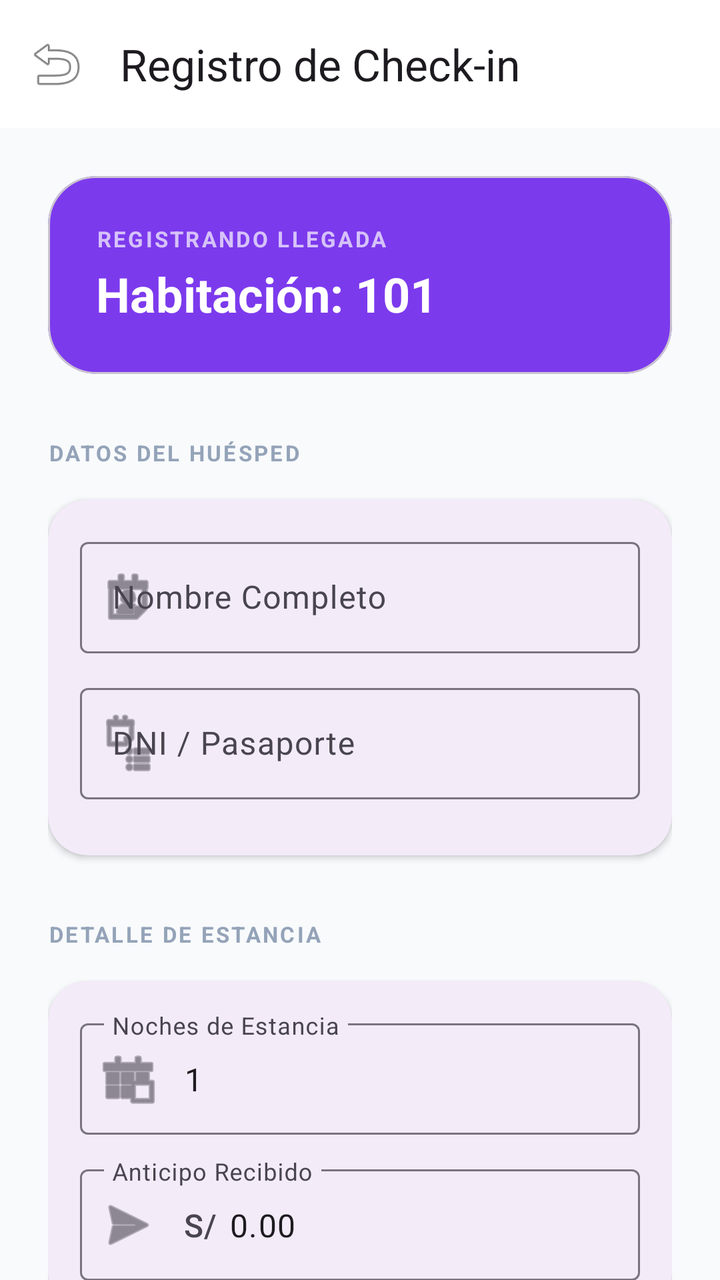
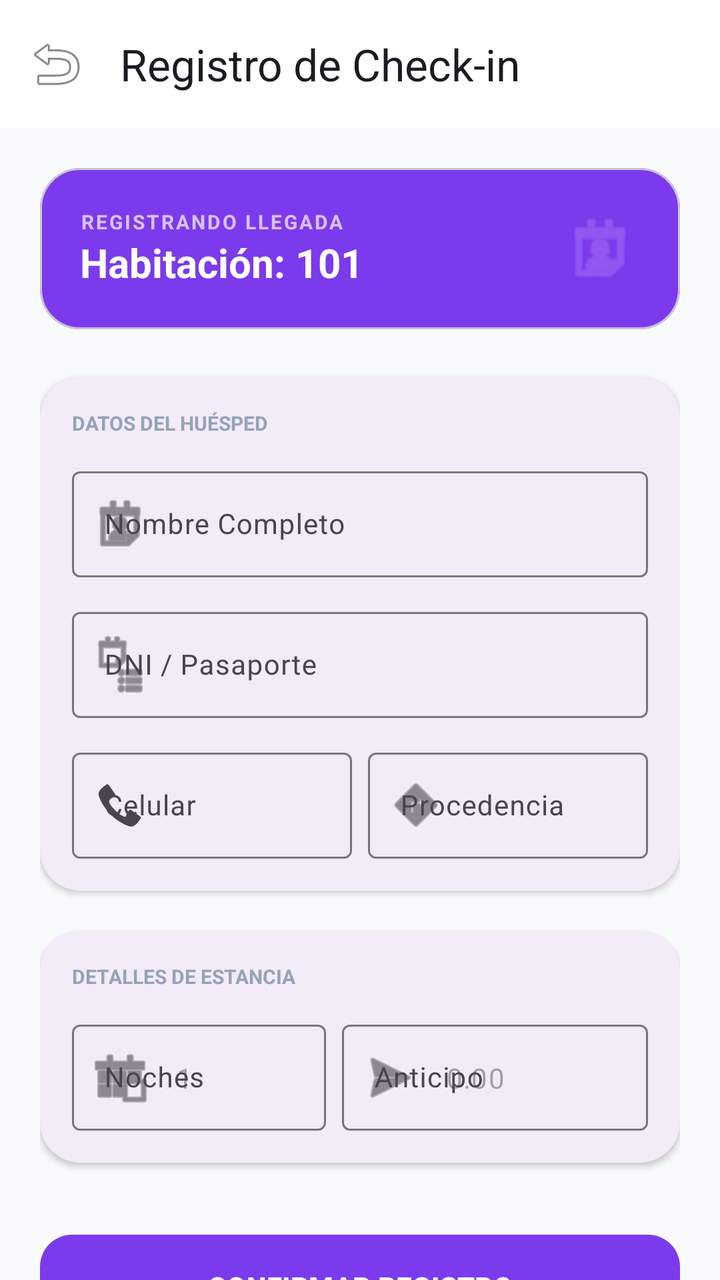

Screens rendered from an Android XML layout before and after an edit, with the pre-edit source and the edit as a unified diff.
<!-- AndroidManifest.xml: application theme Theme.Naxor -->
<!-- res/layout/activity_hotel_checkin.xml -->
<?xml version="1.0" encoding="utf-8"?>
<androidx.coordinatorlayout.widget.CoordinatorLayout xmlns:android="http://schemas.android.com/apk/res/android"
    xmlns:app="http://schemas.android.com/apk/res-auto"
    android:layout_width="match_parent"
    android:layout_height="match_parent"
    android:background="@color/slate_50">

    <com.google.android.material.appbar.AppBarLayout
        android:layout_width="match_parent"
        android:layout_height="wrap_content"
        android:background="@color/white">
        <com.google.android.material.appbar.MaterialToolbar
            android:id="@+id/toolbarCheckIn"
            android:layout_width="match_parent"
            android:layout_height="?attr/actionBarSize"
            app:title="Registro de Check-in"
            app:navigationIcon="@android:drawable/ic_menu_revert" />
    </com.google.android.material.appbar.AppBarLayout>

    <androidx.core.widget.NestedScrollView
        android:layout_width="match_parent"
        android:layout_height="match_parent"
        app:layout_behavior="@string/appbar_scrolling_view_behavior">

        <LinearLayout
            android:layout_width="match_parent"
            android:layout_height="wrap_content"
            android:orientation="vertical"
            android:padding="24dp">

            <com.google.android.material.card.MaterialCardView
                android:layout_width="match_parent"
                android:layout_height="wrap_content"
                app:cardCornerRadius="24dp"
                app:cardElevation="0dp"
                app:cardBackgroundColor="@color/purple_600"
                android:layout_marginBottom="32dp">
                <LinearLayout
                    android:layout_width="match_parent"
                    android:layout_height="wrap_content"
                    android:orientation="vertical"
                    android:padding="24dp">
                    <TextView
                        android:layout_width="wrap_content"
                        android:layout_height="wrap_content"
                        android:text="REGISTRANDO LLEGADA"
                        android:textSize="11sp"
                        android:textStyle="bold"
                        android:textColor="#B0FFFFFF"
                        android:letterSpacing="0.1" />
                    <TextView
                        android:id="@+id/tvRoomInfo"
                        android:layout_width="wrap_content"
                        android:layout_height="wrap_content"
                        android:text="Habitación: 101"
                        android:textSize="24sp"
                        android:textStyle="bold"
                        android:textColor="@color/white"
                        android:layout_marginTop="4dp" />
                </LinearLayout>
            </com.google.android.material.card.MaterialCardView>

            <TextView
                android:layout_width="wrap_content"
                android:layout_height="wrap_content"
                android:text="DATOS DEL HUÉSPED"
                android:textSize="11sp"
                android:textStyle="bold"
                android:textColor="@color/slate_400"
                android:letterSpacing="0.1"
                android:layout_marginBottom="16dp" />

            <com.google.android.material.card.MaterialCardView
                android:layout_width="match_parent"
                android:layout_height="wrap_content"
                app:cardCornerRadius="20dp"
                app:cardElevation="2dp"
                app:strokeWidth="0dp"
                android:layout_marginBottom="32dp">
                <LinearLayout
                    android:layout_width="match_parent"
                    android:layout_height="wrap_content"
                    android:orientation="vertical"
                    android:padding="16dp">

                    <com.google.android.material.textfield.TextInputLayout
                        style="@style/Widget.Material3.TextInputLayout.OutlinedBox"
                        android:layout_width="match_parent"
                        android:layout_height="wrap_content"
                        android:hint="Nombre Completo"
                        app:startIconDrawable="@android:drawable/ic_menu_my_calendar"
                        android:layout_marginBottom="12dp">
                        <com.google.android.material.textfield.TextInputEditText
                            android:id="@+id/etGuestName"
                            android:layout_width="match_parent"
                            android:layout_height="wrap_content" />
                    </com.google.android.material.textfield.TextInputLayout>

                    <com.google.android.material.textfield.TextInputLayout
                        style="@style/Widget.Material3.TextInputLayout.OutlinedBox"
                        android:layout_width="match_parent"
                        android:layout_height="wrap_content"
                        android:hint="DNI / Pasaporte"
                        app:startIconDrawable="@android:drawable/ic_menu_agenda"
                        android:layout_marginBottom="12dp">
                        <com.google.android.material.textfield.TextInputEditText
                            android:id="@+id/etGuestDoc"
                            android:layout_width="match_parent"
                            android:layout_height="wrap_content" />
                    </com.google.android.material.textfield.TextInputLayout>
                </LinearLayout>
            </com.google.android.material.card.MaterialCardView>

            <TextView
                android:layout_width="wrap_content"
                android:layout_height="wrap_content"
                android:text="DETALLE DE ESTANCIA"
                android:textSize="11sp"
                android:textStyle="bold"
                android:textColor="@color/slate_400"
                android:letterSpacing="0.1"
                android:layout_marginBottom="16dp" />

            <com.google.android.material.card.MaterialCardView
                android:layout_width="match_parent"
                android:layout_height="wrap_content"
                app:cardCornerRadius="20dp"
                app:cardElevation="2dp"
                app:strokeWidth="0dp"
                android:layout_marginBottom="40dp">
                <LinearLayout
                    android:layout_width="match_parent"
                    android:layout_height="wrap_content"
                    android:orientation="vertical"
                    android:padding="16dp">

                    <com.google.android.material.textfield.TextInputLayout
                        style="@style/Widget.Material3.TextInputLayout.OutlinedBox"
                        android:layout_width="match_parent"
                        android:layout_height="wrap_content"
                        android:hint="Noches de Estancia"
                        app:startIconDrawable="@android:drawable/ic_menu_today"
                        android:layout_marginBottom="12dp">
                        <com.google.android.material.textfield.TextInputEditText
                            android:id="@+id/etStayDays"
                            android:layout_width="match_parent"
                            android:layout_height="wrap_content"
                            android:inputType="number"
                            android:text="1" />
                    </com.google.android.material.textfield.TextInputLayout>

                    <com.google.android.material.textfield.TextInputLayout
                        style="@style/Widget.Material3.TextInputLayout.OutlinedBox"
                        android:layout_width="match_parent"
                        android:layout_height="wrap_content"
                        android:hint="Anticipo Recibido"
                        app:startIconDrawable="@android:drawable/ic_menu_send"
                        app:prefixText="S/ ">
                        <com.google.android.material.textfield.TextInputEditText
                            android:id="@+id/etDeposit"
                            android:layout_width="match_parent"
                            android:layout_height="wrap_content"
                            android:inputType="numberDecimal"
                            android:text="0.00" />
                    </com.google.android.material.textfield.TextInputLayout>
                </LinearLayout>
            </com.google.android.material.card.MaterialCardView>

            <com.google.android.material.button.MaterialButton
                android:id="@+id/btnConfirmCheckIn"
                android:layout_width="match_parent"
                android:layout_height="64dp"
                android:text="Confirmar Registro"
                android:textSize="16sp"
                android:textStyle="bold"
                app:cornerRadius="16dp"
                app:backgroundTint="@color/purple_600" />

        </LinearLayout>
    </androidx.core.widget.NestedScrollView>
</androidx.coordinatorlayout.widget.CoordinatorLayout>
<!-- resources referenced by this layout -->
<resources>
  <color name="purple_600">#7C3AED</color>
  <color name="slate_400">#94A3B8</color>
  <color name="slate_50">#F8FAFC</color>
  <color name="white">#FFFFFFFF</color>
  <style name="Theme.Naxor" parent="Base.Theme.Naxor" />
  <style name="Base.Theme.Naxor" parent="Theme.Material3.DayNight.NoActionBar">
          
          
      </style>
</resources>

<!-- the commit's change to res/layout/activity_hotel_checkin.xml (unified diff, before → after) -->
@@ -26,50 +26,151 @@
             android:layout_width="match_parent"
             android:layout_height="wrap_content"
             android:orientation="vertical"
-            android:padding="24dp">
-
+            android:padding="20dp">
+
+            
             <com.google.android.material.card.MaterialCardView
                 android:layout_width="match_parent"
                 android:layout_height="wrap_content"
-                app:cardCornerRadius="24dp"
+                app:cardCornerRadius="20dp"
                 app:cardElevation="0dp"
                 app:cardBackgroundColor="@color/purple_600"
-                android:layout_marginBottom="32dp">
+                android:layout_marginBottom="24dp">
+                <LinearLayout
+                    android:layout_width="match_parent"
+                    android:layout_height="wrap_content"
+                    android:orientation="horizontal"
+                    android:padding="20dp"
+                    android:gravity="center_vertical">
+                    <LinearLayout
+                        android:layout_width="0dp"
+                        android:layout_height="wrap_content"
+                        android:layout_weight="1"
+                        android:orientation="vertical">
+                        <TextView
+                            android:layout_width="wrap_content"
+                            android:layout_height="wrap_content"
+                            android:text="REGISTRANDO LLEGADA"
+                            android:textSize="10sp"
+                            android:textStyle="bold"
+                            android:textColor="#B0FFFFFF"
+                            android:letterSpacing="0.1" />
+                        <TextView
+                            android:id="@+id/tvRoomInfo"
+                            android:layout_width="wrap_content"
+                            android:layout_height="wrap_content"
+                            android:text="Habitación: 101"
+                            android:textSize="20sp"
+                            android:textStyle="bold"
+                            android:textColor="@color/white" />
+                    </LinearLayout>
+                    <ImageView
+                        android:layout_width="40dp"
+                        android:layout_height="40dp"
+                        android:src="@android:drawable/ic_menu_my_calendar"
+                        app:tint="#40FFFFFF" />
+                </LinearLayout>
+            </com.google.android.material.card.MaterialCardView>
+
+            
+            <com.google.android.material.card.MaterialCardView
+                android:layout_width="match_parent"
+                android:layout_height="wrap_content"
+                app:cardCornerRadius="20dp"
+                app:cardElevation="2dp"
+                app:strokeWidth="0dp"
+                android:layout_marginBottom="20dp">
+
                 <LinearLayout
                     android:layout_width="match_parent"
                     android:layout_height="wrap_content"
                     android:orientation="vertical"
-                    android:padding="24dp">
+                    android:padding="16dp">
+
                     <TextView
                         android:layout_width="wrap_content"
                         android:layout_height="wrap_content"
-                        android:text="REGISTRANDO LLEGADA"
-                        android:textSize="11sp"
+                        android:text="DATOS DEL HUÉSPED"
+                        android:textSize="10sp"
                         android:textStyle="bold"
-                        android:textColor="#B0FFFFFF"
-                        android:letterSpacing="0.1" />
-                    <TextView
-                        android:id="@+id/tvRoomInfo"
-                        android:layout_width="wrap_content"
-                        android:layout_height="wrap_content"
-                        android:text="Habitación: 101"
-                        android:textSize="24sp"
-                        android:textStyle="bold"
-                        android:textColor="@color/white"
-                        android:layout_marginTop="4dp" />
+                        android:textColor="@color/slate_400"
+                        android:layout_marginBottom="12dp" />
+
+                    <com.google.android.material.textfield.TextInputLayout
+                        style="@style/Widget.Material3.TextInputLayout.OutlinedBox"
+                        android:layout_width="match_parent"
+                        android:layout_height="wrap_content"
+                        android:hint="Nombre Completo"
+                        app:startIconDrawable="@android:drawable/ic_menu_my_calendar"
+                        android:layout_marginBottom="12dp">
+                        <com.google.android.material.textfield.TextInputEditText
+                            android:id="@+id/etGuestName"
+                            android:layout_width="match_parent"
+                            android:layout_height="wrap_content"
+                            android:inputType="textCapWords"
+                            android:textSize="14sp"
+                            android:imeOptions="actionNext" />
+                    </com.google.android.material.textfield.TextInputLayout>
+
+                    <com.google.android.material.textfield.TextInputLayout
+                        style="@style/Widget.Material3.TextInputLayout.OutlinedBox"
+                        android:layout_width="match_parent"
+                        android:layout_height="wrap_content"
+                        android:hint="DNI / Pasaporte"
+                        app:startIconDrawable="@android:drawable/ic_menu_agenda"
+                        android:layout_marginBottom="12dp">
+                        <com.google.android.material.textfield.TextInputEditText
+                            android:id="@+id/etGuestDoc"
+                            android:layout_width="match_parent"
+                            android:layout_height="wrap_content"
+                            android:inputType="number"
+                            android:textSize="14sp"
+                            android:imeOptions="actionNext" />
+                    </com.google.android.material.textfield.TextInputLayout>
+
+                    <LinearLayout
+                        android:layout_width="match_parent"
+                        android:layout_height="wrap_content"
+                        android:orientation="horizontal">
+
+                        <com.google.android.material.textfield.TextInputLayout
+                            style="@style/Widget.Material3.TextInputLayout.OutlinedBox"
+                            android:layout_width="0dp"
+                            android:layout_height="wrap_content"
+                            android:layout_weight="1"
+                            android:hint="Celular"
+                            android:layout_marginEnd="4dp"
+                            app:startIconDrawable="@android:drawable/stat_sys_phone_call">
+                            <com.google.android.material.textfield.TextInputEditText
+                                android:id="@+id/etGuestPhone"
+                                android:layout_width="match_parent"
+                                android:layout_height="wrap_content"
+                                android:inputType="phone"
+                                android:textSize="14sp"
+                                android:imeOptions="actionNext" />
+                        </com.google.android.material.textfield.TextInputLayout>
+
+                        <com.google.android.material.textfield.TextInputLayout
+                            style="@style/Widget.Material3.TextInputLayout.OutlinedBox"
+                            android:layout_width="0dp"
+                            android:layout_height="wrap_content"
+                            android:layout_weight="1"
+                            android:layout_marginStart="4dp"
+                            android:hint="Procedencia"
+                            app:startIconDrawable="@android:drawable/ic_menu_directions">
+                            <com.google.android.material.textfield.TextInputEditText
+                                android:id="@+id/etGuestOrigin"
+                                android:layout_width="match_parent"
+                                android:layout_height="wrap_content"
+                                android:inputType="textCapSentences"
+                                android:textSize="14sp"
+                                android:imeOptions="actionNext" />
+                        </com.google.android.material.textfield.TextInputLayout>
+                    </LinearLayout>
                 </LinearLayout>
             </com.google.android.material.card.MaterialCardView>
 
-            <TextView
-                android:layout_width="wrap_content"
-                android:layout_height="wrap_content"
-                android:text="DATOS DEL HUÉSPED"
-                android:textSize="11sp"
-                android:textStyle="bold"
-                android:textColor="@color/slate_400"
-                android:letterSpacing="0.1"
-                android:layout_marginBottom="16dp" />
-
+            
             <com.google.android.material.card.MaterialCardView
                 android:layout_width="match_parent"
                 android:layout_height="wrap_content"
@@ -83,95 +184,66 @@
                     android:orientation="vertical"
                     android:padding="16dp">
 
-                    <com.google.android.material.textfield.TextInputLayout
-                        style="@style/Widget.Material3.TextInputLayout.OutlinedBox"
-                        android:layout_width="match_parent"
-                        android:layout_height="wrap_content"
-                        android:hint="Nombre Completo"
-                        app:startIconDrawable="@android:drawable/ic_menu_my_calendar"
-                        android:layout_marginBottom="12dp">
-                        <com.google.android.material.textfield.TextInputEditText
-                            android:id="@+id/etGuestName"
-                            android:layout_width="match_parent"
-                            android:layout_height="wrap_content" />
-                    </com.google.android.material.textfield.TextInputLayout>
-
-                    <com.google.android.material.textfield.TextInputLayout
-                        style="@style/Widget.Material3.TextInputLayout.OutlinedBox"
-                        android:layout_width="match_parent"
-                        android:layout_height="wrap_content"
-                        android:hint="DNI / Pasaporte"
-                        app:startIconDrawable="@android:drawable/ic_menu_agenda"
-                        android:layout_marginBottom="12dp">
-                        <com.google.android.material.textfield.TextInputEditText
-                            android:id="@+id/etGuestDoc"
-                            android:layout_width="match_parent"
-                            android:layout_height="wrap_content" />
-                    </com.google.android.material.textfield.TextInputLayout>
+                    <TextView
+                        android:layout_width="wrap_content"
+                        android:layout_height="wrap_content"
+                        android:text="DETALLES DE ESTANCIA"
+                        android:textSize="10sp"
+                        android:textStyle="bold"
+                        android:textColor="@color/slate_400"
+                        android:layout_marginBottom="12dp" />
+
+                    <LinearLayout
+                        android:layout_width="match_parent"
+                        android:layout_height="wrap_content"
+                        android:orientation="horizontal">
+
+                        <com.google.android.material.textfield.TextInputLayout
+                            style="@style/Widget.Material3.TextInputLayout.OutlinedBox"
+                            android:layout_width="0dp"
+                            android:layout_height="wrap_content"
+                            android:layout_weight="1"
+                            android:layout_marginEnd="4dp"
+                            android:hint="Noches"
+                            app:startIconDrawable="@android:drawable/ic_menu_today">
+                            <com.google.android.material.textfield.TextInputEditText
+                                android:id="@+id/etStayDays"
+                                android:layout_width="match_parent"
+                                android:layout_height="wrap_content"
+                                android:inputType="number"
+                                android:textSize="14sp"
+                                android:imeOptions="actionNext"
+                                android:hint="1" />
+                        </com.google.android.material.textfield.TextInputLayout>
+
+                        <com.google.android.material.textfield.TextInputLayout
+                            style="@style/Widget.Material3.TextInputLayout.OutlinedBox"
+                            android:layout_width="0dp"
+                            android:layout_height="wrap_content"
+                            android:layout_weight="1.2"
+                            android:layout_marginStart="4dp"
+                            android:hint="Anticipo"
+                            app:startIconDrawable="@android:drawable/ic_menu_send"
+                            app:prefixText="S/ ">
+                            <com.google.android.material.textfield.TextInputEditText
+                                android:id="@+id/etDeposit"
+                                android:layout_width="match_parent"
+                                android:layout_height="wrap_content"
+                                android:inputType="numberDecimal"
+                                android:textSize="14sp"
+                                android:imeOptions="actionDone"
+                                android:hint="0.00" />
+                        </com.google.android.material.textfield.TextInputLayout>
+                    </LinearLayout>
                 </LinearLayout>
             </com.google.android.material.card.MaterialCardView>
 
-            <TextView
-                android:layout_width="wrap_content"
-                android:layout_height="wrap_content"
-                android:text="DETALLE DE ESTANCIA"
-                android:textSize="11sp"
-                android:textStyle="bold"
-                android:textColor="@color/slate_400"
-                android:letterSpacing="0.1"
-                android:layout_marginBottom="16dp" />
-
-            <com.google.android.material.card.MaterialCardView
-                android:layout_width="match_parent"
-                android:layout_height="wrap_content"
-                app:cardCornerRadius="20dp"
-                app:cardElevation="2dp"
-                app:strokeWidth="0dp"
-                android:layout_marginBottom="40dp">
-                <LinearLayout
-                    android:layout_width="match_parent"
-                    android:layout_height="wrap_content"
-                    android:orientation="vertical"
-                    android:padding="16dp">
-
-                    <com.google.android.material.textfield.TextInputLayout
-                        style="@style/Widget.Material3.TextInputLayout.OutlinedBox"
-                        android:layout_width="match_parent"
-                        android:layout_height="wrap_content"
-                        android:hint="Noches de Estancia"
-                        app:startIconDrawable="@android:drawable/ic_menu_today"
-                        android:layout_marginBottom="12dp">
-                        <com.google.android.material.textfield.TextInputEditText
-                            android:id="@+id/etStayDays"
-                            android:layout_width="match_parent"
-                            android:layout_height="wrap_content"
-                            android:inputType="number"
-                            android:text="1" />
-                    </com.google.android.material.textfield.TextInputLayout>
-
-                    <com.google.android.material.textfield.TextInputLayout
-                        style="@style/Widget.Material3.TextInputLayout.OutlinedBox"
-                        android:layout_width="match_parent"
-                        android:layout_height="wrap_content"
-                        android:hint="Anticipo Recibido"
-                        app:startIconDrawable="@android:drawable/ic_menu_send"
-                        app:prefixText="S/ ">
-                        <com.google.android.material.textfield.TextInputEditText
-                            android:id="@+id/etDeposit"
-                            android:layout_width="match_parent"
-                            android:layout_height="wrap_content"
-                            android:inputType="numberDecimal"
-                            android:text="0.00" />
-                    </com.google.android.material.textfield.TextInputLayout>
-                </LinearLayout>
-            </com.google.android.material.card.MaterialCardView>
-
             <com.google.android.material.button.MaterialButton
                 android:id="@+id/btnConfirmCheckIn"
                 android:layout_width="match_parent"
-                android:layout_height="64dp"
-                android:text="Confirmar Registro"
-                android:textSize="16sp"
+                android:layout_height="60dp"
+                android:text="CONFIRMAR REGISTRO"
+                android:textSize="14sp"
                 android:textStyle="bold"
                 app:cornerRadius="16dp"
                 app:backgroundTint="@color/purple_600" />
